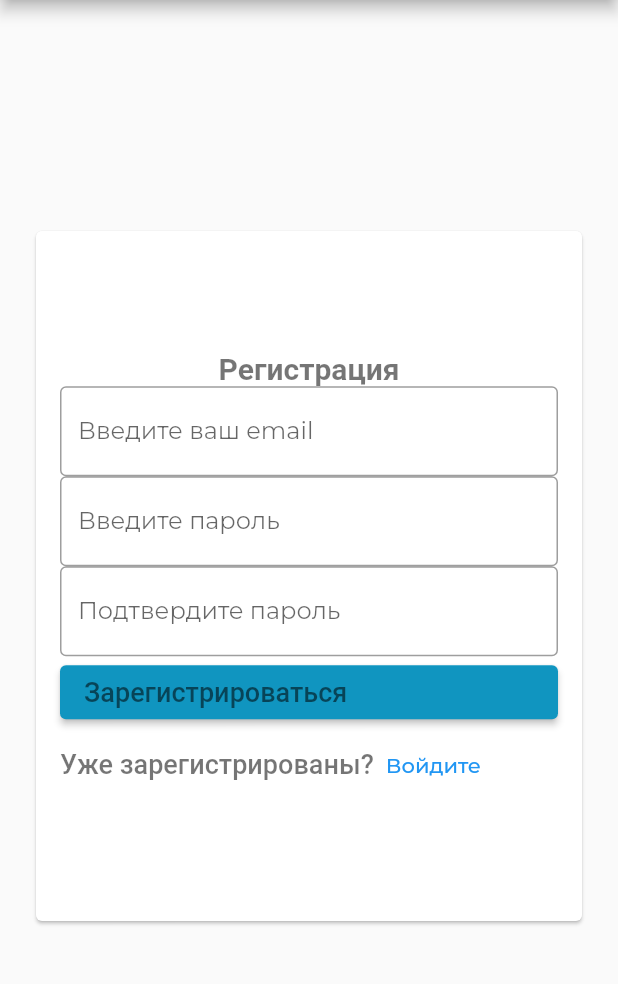
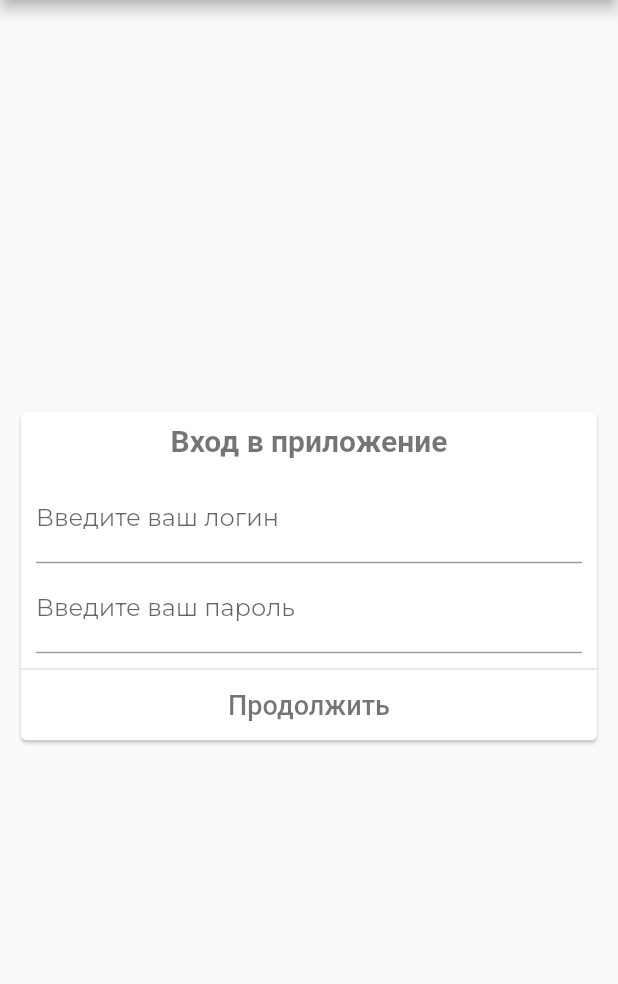
Before and after one commit to egorcherkasoff/psymetrica-mobile, a Flutter app: the Register screen opened by its route, on a phone screen of 412 x 824 dp, the part 84-1068 px from its top. Run offline on Flutter 3.47's test engine with Material 2 defaults, Android fonts, the phone set to English and light mode, and no system bars; our stand-ins replace google_fonts, percent_indicator; missing offline and left inert: flutter_verification_code.

```diff
--- a/lib/main.dart
+++ b/lib/main.dart
@@ -1,6 +1,7 @@
 import 'package:flutter/material.dart';
 import 'package:psymetrica/screens/home.dart';
 import 'package:psymetrica/screens/register.dart';
+import 'package:psymetrica/screens/test_finish.dart';
 import 'package:psymetrica/screens/tests.dart';
 import 'package:psymetrica/screens/welcome.dart';
 import 'package:psymetrica/screens/test_start.dart';
@@ -28,6 +29,7 @@ class Main extends StatelessWidget {
         '/tests/start': (context) => (TestStart()),
         '/tests': (context) => (TestsScreen()),
         '/test': (context) => (TestScreen()),
+        '/test/finish': (context) => (TestFinish()),
       },
     );
   }
--- a/lib/screens/register.dart
+++ b/lib/screens/register.dart
@@ -13,74 +13,56 @@ class Register extends StatelessWidget {
       ),
       body: Center(
         child: Padding(
-          padding:
-              const EdgeInsets.symmetric(vertical: 150.0, horizontal: 20.0),
+          padding: const EdgeInsets.all(10.0),
           child: Card(
-            child: Padding(
-              padding:
-                  const EdgeInsets.symmetric(vertical: 12.0, horizontal: 16.0),
             child: Column(
-                mainAxisAlignment: MainAxisAlignment.center,
+              mainAxisSize: MainAxisSize.min,
               children: [
-                  Text(
-                    "Регистрация",
+                Padding(
+                  padding: const EdgeInsets.only(top: 8.0),
+                  child: Text(
+                    "Вход в приложение",
                     style: Theme.of(context).textTheme.displayLarge,
                   ),
+                ),
                 Form(
+                  child: Padding(
+                    padding: const EdgeInsets.all(10.0),
                     child: Column(
                       children: [
                         TextFormField(
-                          decoration: InputDecoration(
-                            hintText: "Введите ваш email",
-                            border: OutlineInputBorder(),
-                          ),
+                          autocorrect: false,
+                          decoration: const InputDecoration(
+                              labelText: "Введите ваш логин"),
                         ),
                         TextFormField(
-                          decoration: InputDecoration(
-                            hintText: "Введите пароль",
-                            border: OutlineInputBorder(),
-                          ),
-                        ),
-                        TextFormField(
-                          decoration: InputDecoration(
-                            hintText: "Подтвердите пароль",
-                            border: OutlineInputBorder(),
-                          ),
-                        ),
-                        ElevatedButton(
-                          onPressed: () {},
-                          style: ButtonStyle(
-                            backgroundColor: MaterialStateProperty.all<Color>(
-                              Theme.of(context).primaryColor,
-                            ),
-                          ),
-                          child: Row(
-                            children: [
-                              Text(
-                                "Зарегистрироваться",
-                                style:
-                                    Theme.of(context).textTheme.displayMedium,
+                          autocorrect: false,
+                          decoration: const InputDecoration(
+                              labelText: "Введите ваш пароль"),
                         ),
                       ],
                     ),
                   ),
-                      ],
+                ),
+                InkWell(
+                  onTap: () {},
+                  splashColor: Theme.of(context).primaryColor,
+                  child: Container(
+                    width: double.infinity,
+                    alignment: Alignment.center,
+                    height: 48.0,
+                    decoration: const BoxDecoration(
+                      border: Border(
+                        top: BorderSide(color: Colors.black12),
                       ),
                     ),
-                  Row(
-                    children: [
-                      Text(
-                        "Уже зарегистрированы?",
+                    child: Text(
+                      "Продолжить",
                       style: Theme.of(context).textTheme.displayMedium,
                     ),
-                      TextButton(
-                        child: const Text("Войдите"),
-                        onPressed: () {},
-                      )
+                  ),
+                ),
               ],
-                  )
-                ],
-              ),
             ),
           ),
         ),
--- a/lib/screens/test.dart
+++ b/lib/screens/test.dart
@@ -3,6 +3,7 @@ import 'package:psymetrica/widgets/test_progress.dart';
 import 'package:psymetrica/widgets/tests/radios.dart';
 import 'package:psymetrica/widgets/tests/scale.dart';
 import 'package:psymetrica/widgets/tests/checks.dart';
+import 'package:psymetrica/widgets/tests/images.dart';
 
 class TestScreen extends StatelessWidget {
   const TestScreen({super.key});
@@ -28,6 +29,7 @@ class TestScreen extends StatelessWidget {
                 TestScale(),
                 TestRadios(),
                 TestChecks(),
+                // TestImages(),
                 SizedBox(
                   height: 48,
                 )
@@ -69,7 +71,7 @@ class TestScreen extends StatelessWidget {
                 ),
                 InkWell(
                   onTap: () {
-                    Navigator.pushNamed(context, "/");
+                    Navigator.pushNamed(context, "/test/finish");
                   },
                   splashColor: Theme.of(context).primaryColor,
                   child: Container(
```
Also changed, not shown: lib/screens/test_finish.dart (added, +63 -0 lines), lib/screens/welcome.dart (+1 -46 lines), lib/widgets/tests/images.dart (added, +75 -0 lines). Lines whose indentation alone changed are shown as unchanged.
